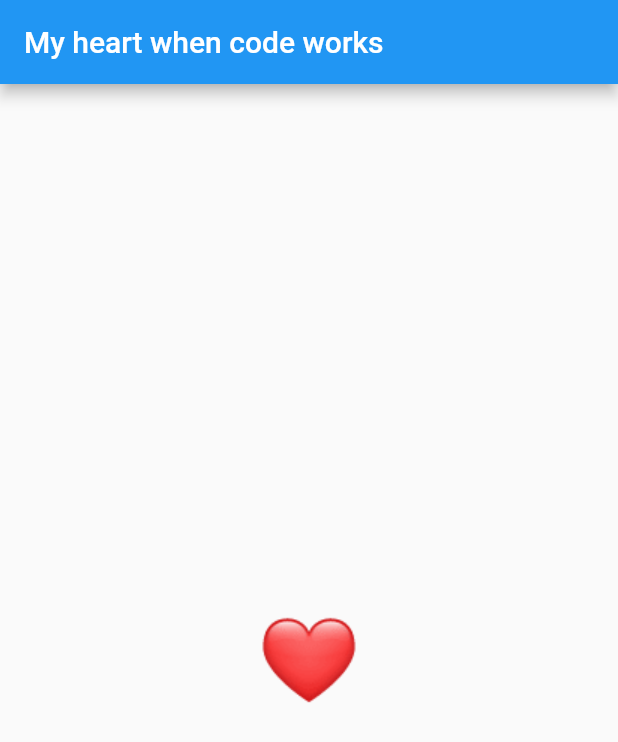
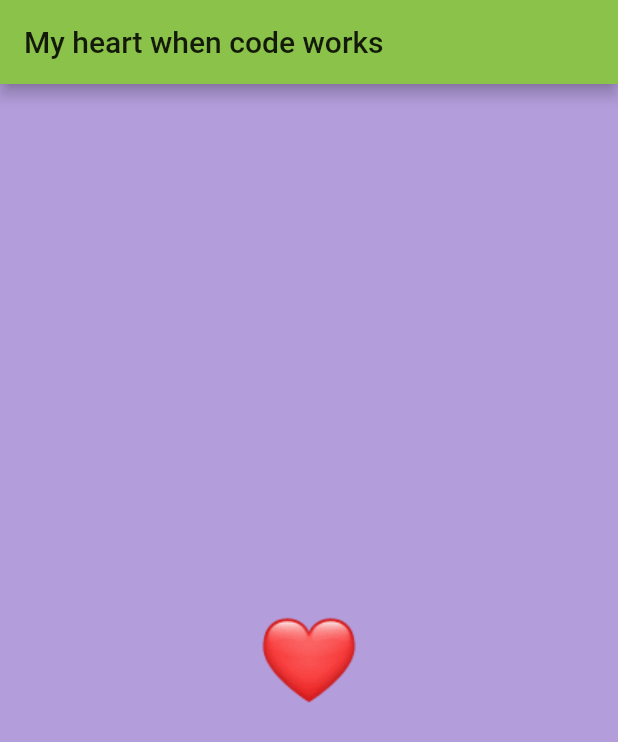
Before and after one commit to PAlex275/HeartAnimationFlutter, a Flutter app: the screen it shows after launch, on a phone screen of 412 x 824 dp. Shown: the top 742 px of the screen. Run offline on Flutter 3.47's test engine with Material 2 defaults, Android fonts, the phone set to English and light mode, and no system bars.

```diff
--- a/lib/main.dart
+++ b/lib/main.dart
@@ -12,7 +12,7 @@ class MyApp extends StatelessWidget {
       debugShowCheckedModeBanner: false,
       title: 'Flutter Demo',
       theme: ThemeData(
-        primarySwatch: Colors.blue,
+        primarySwatch: Colors.lightGreen,
       ),
       home: MyHomePage(title: 'My heart when code works'),
     );
@@ -70,6 +70,7 @@ class _MyHomePageState extends State<MyHomePage> with TickerProviderStateMixin{
   @override
   Widget build(BuildContext context) {
     return Scaffold(
+      backgroundColor: Colors.deepPurple[200],
       appBar: AppBar(
         title: Text(widget.title),
       ),
```
